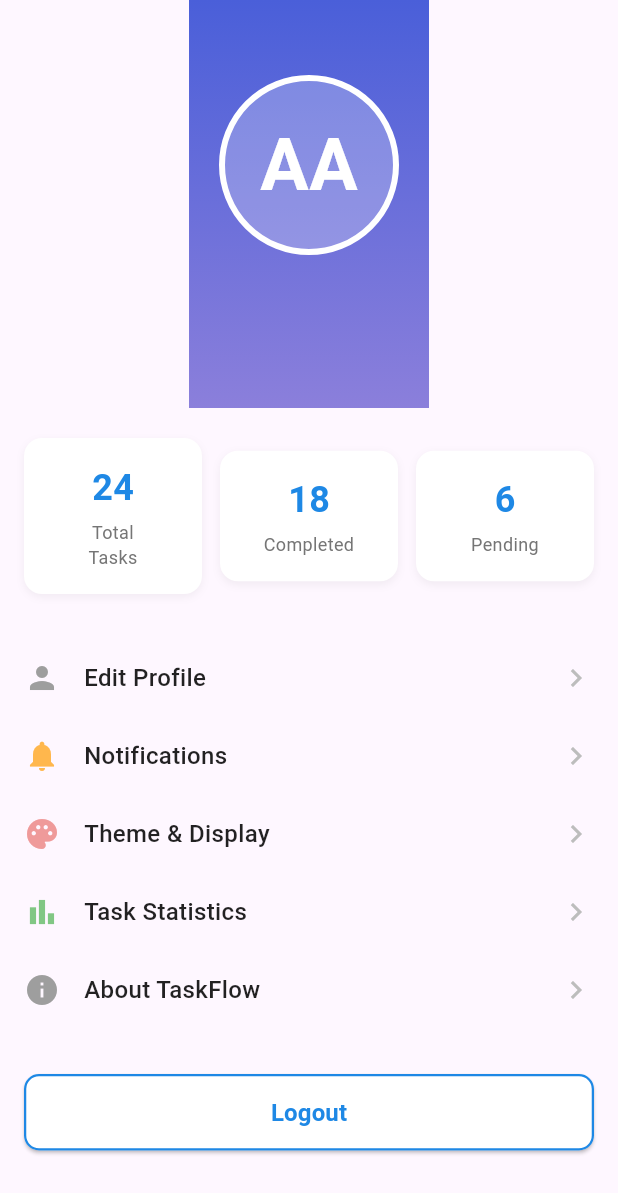
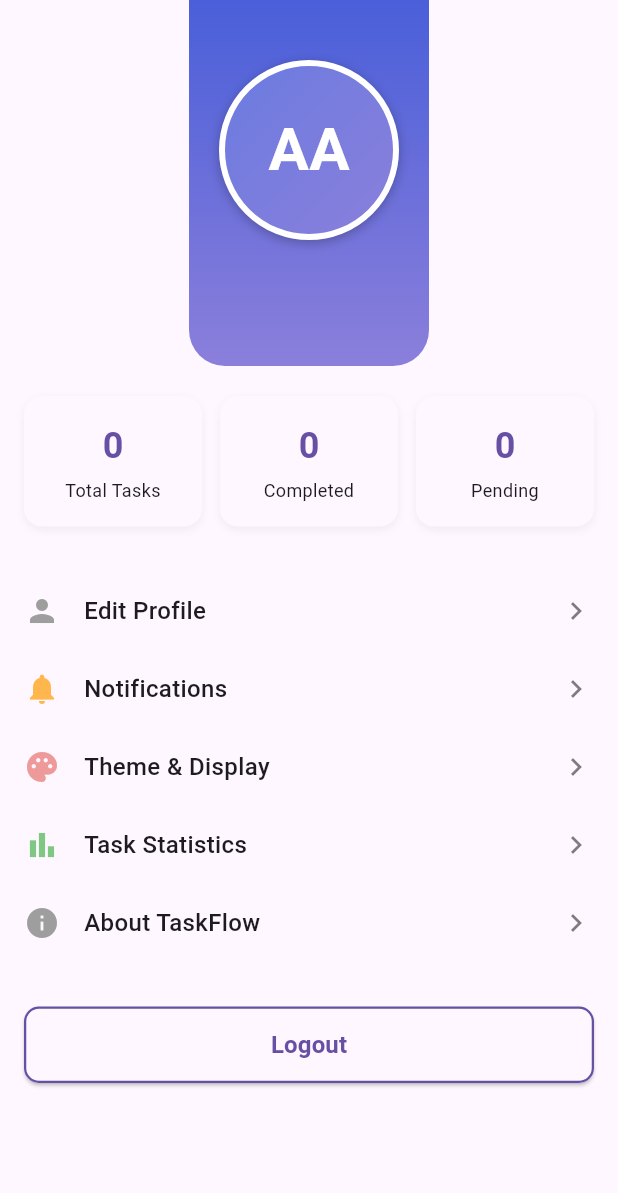
Before and after one commit to mhamad012/TODO, a Flutter app: the HomeScreen screen opened directly, after a tap on the "person" icon, on a phone screen of 412 x 824 dp. Shown: the top 1193 px of the screen. Run offline on Flutter 3.47's test engine with Material 3 defaults, Android fonts, the phone set to English and light mode, and no system bars; our stand-ins replace get, sqflite; accounts and stored records are empty.

Commit message:
Third commit

```diff
--- a/lib/controllers/theme_controller.dart
+++ b/lib/controllers/theme_controller.dart
@@ -3,7 +3,7 @@ import 'package:get/get.dart';
 import 'package:taskflow/data/database/database_operations_new.dart';
 
 class ThemeController extends GetxController {
-  final Rx<ThemeMode> themeMode = ThemeMode.system.obs;
+  final Rx<ThemeMode> themeMode = ThemeMode.light.obs;
   final DatabaseOperations _dbOps = DatabaseOperations();
 
   @override
@@ -14,8 +14,11 @@ class ThemeController extends GetxController {
 
   Future<void> loadThemePreference() async {
     final profile = await _dbOps.getProfile();
-    final themeModeStr = profile['themeMode'] ?? 'system';
-
+    final themeModeStr = profile['themeMode'];
+    if (themeModeStr == null) {
+      // default to light when no preference is saved
+      themeMode.value = ThemeMode.light;
+    } else {
       switch (themeModeStr) {
         case 'light':
           themeMode.value = ThemeMode.light;
@@ -23,16 +26,23 @@ class ThemeController extends GetxController {
         case 'dark':
           themeMode.value = ThemeMode.dark;
           break;
+        case 'system':
+          themeMode.value = ThemeMode.system;
+          break;
         default:
-        themeMode.value = ThemeMode.system;
+          themeMode.value = ThemeMode.light;
       }
-
-    Get.changeThemeMode(themeMode.value);
+    }
+    // Apply an effective mode: treat `system` as light by default
+    final effectiveMode = themeMode.value == ThemeMode.system ? ThemeMode.light : themeMode.value;
+    Get.changeThemeMode(effectiveMode);
   }
 
   Future<void> toggleTheme(ThemeMode mode) async {
+    // Save the user's selection (including 'system') but apply light when 'system' is chosen
     themeMode.value = mode;
-    Get.changeThemeMode(mode);
+    final applied = mode == ThemeMode.system ? ThemeMode.light : mode;
+    Get.changeThemeMode(applied);
 
     final profile = await _dbOps.getProfile();
     profile['themeMode'] = mode.toString().split('.').last;
--- a/lib/screens/add_task_screen.dart
+++ b/lib/screens/add_task_screen.dart
@@ -3,6 +3,7 @@ import 'package:get/get.dart';
 import 'package:taskflow/controllers/task_controller.dart';
 import 'package:taskflow/models/task_model.dart';
 import 'package:intl/intl.dart';
+import 'package:taskflow/screens/home_screen.dart';
 
 class AddTaskScreen extends StatefulWidget {
   final Task? existingTask;
@@ -423,6 +424,7 @@ class _AddTaskScreenState extends State<AddTaskScreen> {
       Get.snackbar('Success', 'Task created successfully');
     }
 
-    Get.back();
+    // Navigate back to home explicitly so user returns to updated list
+    Get.offAll(() => HomeScreen());
   }
 }
--- a/lib/screens/home_screen.dart
+++ b/lib/screens/home_screen.dart
@@ -21,7 +21,7 @@ class _HomeScreenState extends State<HomeScreen> {
 
     return Scaffold(
       body: Container(
-        color: const Color(0xFFF5F5F5),
+        color: Theme.of(context).scaffoldBackgroundColor,
         child: SingleChildScrollView(
           child: Column(
             children: [
@@ -41,10 +41,10 @@ class _HomeScreenState extends State<HomeScreen> {
                     Row(
                       mainAxisAlignment: MainAxisAlignment.spaceBetween,
                       children: [
-                        const Column(
+                        Column(
                           crossAxisAlignment: CrossAxisAlignment.start,
                           children: [
-                            Text(
+                            const Text(
                               'My Tasks',
                               style: TextStyle(
                                 fontSize: 28,
@@ -52,10 +52,10 @@ class _HomeScreenState extends State<HomeScreen> {
                                 color: Colors.white,
                               ),
                             ),
-                            SizedBox(height: 4),
+                            const SizedBox(height: 4),
                             Text(
-                              'Monday, December 16, 2025',
-                              style: TextStyle(
+                              DateFormat('EEEE, MMMM d, yyyy').format(DateTime.now()),
+                              style: const TextStyle(
                                 fontSize: 14,
                                 color: Colors.white70,
                               ),
@@ -92,7 +92,7 @@ class _HomeScreenState extends State<HomeScreen> {
                     // Search Bar
                     Container(
                       decoration: BoxDecoration(
-                        color: Colors.white,
+                        color: Theme.of(context).cardColor,
                         borderRadius: BorderRadius.circular(25),
                         boxShadow: [
                           BoxShadow(
@@ -187,7 +187,7 @@ class _HomeScreenState extends State<HomeScreen> {
       ),
       floatingActionButton: FloatingActionButton(
         onPressed: () => Get.to(() => const AddTaskScreen()),
-        backgroundColor: const Color(0xFF4A5FD9),
+        backgroundColor: Theme.of(context).colorScheme.primary,
         shape: const CircleBorder(),
         child: const Icon(Icons.add, color: Colors.white, size: 28),
       ),
@@ -199,12 +199,12 @@ class _HomeScreenState extends State<HomeScreen> {
       onTap: onTap,
       child: Column(
         children: [
-          Text(
+            Text(
             label,
             style: TextStyle(
               fontSize: 16,
               fontWeight: isActive ? FontWeight.w600 : FontWeight.w400,
-              color: isActive ? const Color(0xFF4A5FD9) : Colors.grey[500],
+              color: isActive ? Theme.of(context).colorScheme.primary : Colors.grey[500],
             ),
           ),
           if (isActive)
@@ -213,7 +213,7 @@ class _HomeScreenState extends State<HomeScreen> {
               width: 35,
               margin: const EdgeInsets.only(top: 8),
               decoration: BoxDecoration(
-                color: const Color(0xFF1E88E5),
+                color: Theme.of(context).colorScheme.primary,
                 borderRadius: BorderRadius.circular(2),
               ),
             )
@@ -228,7 +228,7 @@ class _HomeScreenState extends State<HomeScreen> {
     return Container(
       margin: const EdgeInsets.only(bottom: 12),
       decoration: BoxDecoration(
-        color: Colors.white,
+        color: Theme.of(context).cardColor,
         borderRadius: BorderRadius.circular(12),
         boxShadow: [
           BoxShadow(
@@ -245,7 +245,7 @@ class _HomeScreenState extends State<HomeScreen> {
             width: 5,
             height: 100,
             decoration: BoxDecoration(
-              color: const Color(0xFF1E88E5),
+              color: Theme.of(context).colorScheme.primary,
               borderRadius: const BorderRadius.only(
                 topLeft: Radius.circular(12),
                 bottomLeft: Radius.circular(12),
@@ -269,12 +269,12 @@ class _HomeScreenState extends State<HomeScreen> {
                           height: 24,
                           decoration: BoxDecoration(
                             color: task.isCompleted
-                                ? const Color(0xFF4A5FD9)
-                                : Colors.white,
+                                  ? Theme.of(context).colorScheme.primary
+                                  : Theme.of(context).cardColor,
                             border: Border.all(
-                              color: task.isCompleted
-                                  ? const Color(0xFF4A5FD9)
-                                  : const Color(0xFF1E88E5),
+                                color: task.isCompleted
+                                    ? Theme.of(context).colorScheme.primary
+                                    : Theme.of(context).colorScheme.primary,
                               width: 2,
                             ),
                             borderRadius: BorderRadius.circular(6),
@@ -295,9 +295,9 @@ class _HomeScreenState extends State<HomeScreen> {
                               style: TextStyle(
                                 fontSize: 15,
                                 fontWeight: FontWeight.w600,
-                                color: task.isCompleted
-                                    ? Colors.grey[400]
-                                    : Colors.black87,
+                                    color: task.isCompleted
+                                      ? Colors.grey[400]
+                                      : Theme.of(context).textTheme.bodyLarge?.color,
                                 decoration: task.isCompleted
                                     ? TextDecoration.lineThrough
                                     : null,
@@ -307,13 +307,13 @@ class _HomeScreenState extends State<HomeScreen> {
                             Row(
                               children: [
                                 Icon(Icons.calendar_today,
-                                    size: 14, color: Colors.grey[500]),
+                                  size: 14, color: Theme.of(context).textTheme.bodySmall?.color),
                                 const SizedBox(width: 4),
                                 Text(
                                   DateFormat('MMM dd, yyyy').format(task.dueDate),
                                   style: TextStyle(
                                     fontSize: 12,
-                                    color: Colors.grey[600],
+                                    color: Theme.of(context).textTheme.bodySmall?.color,
                                   ),
                                 ),
                                 const SizedBox(width: 16),
@@ -354,7 +354,7 @@ class _HomeScreenState extends State<HomeScreen> {
                 },
               ),
             ],
-            child: Icon(Icons.more_vert, color: Colors.grey[400], size: 20),
+            child: Icon(Icons.more_vert, color: Theme.of(context).iconTheme.color?.withOpacity(0.6), size: 20),
           ),
         ],
       ),
--- a/lib/screens/profile_screen.dart
+++ b/lib/screens/profile_screen.dart
@@ -26,36 +26,47 @@ class ProfileScreen extends StatelessWidget {
                   end: Alignment.bottomCenter,
                   colors: [Color(0xFF4A5FD9), Color(0xFF8B7FDB)],
                 ),
+                borderRadius: BorderRadius.only(
+                  bottomLeft: Radius.circular(24),
+                  bottomRight: Radius.circular(24),
+                ),
               ),
-              padding: const EdgeInsets.fromLTRB(20, 50, 20, 30),
+              padding: const EdgeInsets.fromLTRB(20, 40, 20, 20),
               child: Column(
                 children: [
-                  // Profile Avatar
+                  // Profile Avatar (gradient circle with white border)
                   Container(
                     width: 120,
                     height: 120,
                     decoration: BoxDecoration(
                       shape: BoxShape.circle,
                       border: Border.all(color: Colors.white, width: 4),
-                      color: Colors.white24,
+                      gradient: LinearGradient(
+                        begin: Alignment.topLeft,
+                        end: Alignment.bottomRight,
+                        colors: [Color(0xFF6A7BE0), Color(0xFF8B7FDB)],
+                      ),
+                      boxShadow: [
+                        BoxShadow(color: Colors.black26, blurRadius: 6, offset: Offset(0, 2)),
+                      ],
                     ),
                     child: Center(
                       child: Text(
                         _getInitials(),
                         style: const TextStyle(
-                          fontSize: 48,
+                          fontSize: 40,
                           fontWeight: FontWeight.bold,
                           color: Colors.white,
                         ),
                       ),
                     ),
                   ),
-                  const SizedBox(height: 16),
+                  const SizedBox(height: 12),
                   // Name and Email
                   Text(
                     profileController.nameController.text,
                     style: const TextStyle(
-                      fontSize: 22,
+                      fontSize: 20,
                       fontWeight: FontWeight.bold,
                       color: Colors.white,
                     ),
@@ -64,7 +75,7 @@ class ProfileScreen extends StatelessWidget {
                   Text(
                     profileController.emailController.text,
                     style: const TextStyle(
-                      fontSize: 14,
+                      fontSize: 13,
                       color: Colors.white70,
                     ),
                   ),
@@ -72,18 +83,23 @@ class ProfileScreen extends StatelessWidget {
               ),
             ),
             const SizedBox(height: 20),
-            // Stats Cards
+            // Stats Cards (dynamic)
             Padding(
               padding: const EdgeInsets.symmetric(horizontal: 16),
-              child: Row(
-                children: [
-                  _buildStatCard('24', 'Total\nTasks'),
-                  const SizedBox(width: 12),
-                  _buildStatCard('18', 'Completed'),
-                  const SizedBox(width: 12),
-                  _buildStatCard('6', 'Pending'),
-                ],
-              ),
+              child: Obx(() {
+                final total = taskController.tasks.length;
+                final completed = taskController.tasks.where((t) => t.isCompleted).length;
+                final pending = total - completed;
+                return Row(
+                  children: [
+                    _buildStatCard(total.toString(), 'Total Tasks', context),
+                    const SizedBox(width: 12),
+                    _buildStatCard(completed.toString(), 'Completed', context),
+                    const SizedBox(width: 12),
+                    _buildStatCard(pending.toString(), 'Pending', context),
+                  ],
+                );
+              }),
             ),
             const SizedBox(height: 30),
             // Menu Items
@@ -95,6 +111,7 @@ class ProfileScreen extends StatelessWidget {
                     icon: Icons.person,
                     iconColor: Colors.grey,
                     title: 'Edit Profile',
+                    context: context,
                     onTap: () {
                       Get.defaultDialog(
                         title: 'Edit Profile',
@@ -137,6 +154,7 @@ class ProfileScreen extends StatelessWidget {
                     icon: Icons.notifications,
                     iconColor: const Color(0xFFFFB74D),
                     title: 'Notifications',
+                    context: context,
                     onTap: () {
                       Get.defaultDialog(
                         title: 'Notifications',
@@ -156,12 +174,14 @@ class ProfileScreen extends StatelessWidget {
                     icon: Icons.palette,
                     iconColor: const Color(0xFFEF9A9A),
                     title: 'Theme & Display',
+                    context: context,
                     onTap: _showThemeDialog,
                   ),
                   _buildMenuItem(
                     icon: Icons.bar_chart,
                     iconColor: const Color(0xFF81C784),
                     title: 'Task Statistics',
+                    context: context,
                     onTap: () {
                       Get.defaultDialog(
                         title: 'Task Statistics',
@@ -179,6 +199,7 @@ class ProfileScreen extends StatelessWidget {
                     icon: Icons.info,
                     iconColor: Colors.grey,
                     title: 'About TaskFlow',
+                    context: context,
                     onTap: () {
                       Get.defaultDialog(
                         title: 'About TaskFlow',
@@ -216,11 +237,11 @@ class ProfileScreen extends StatelessWidget {
                   onPressed: _logout,
                   style: ElevatedButton.styleFrom(
                     padding: const EdgeInsets.symmetric(vertical: 14),
-                    backgroundColor: Colors.white,
-                    foregroundColor: const Color(0xFF1E88E5),
+                    backgroundColor: Theme.of(context).cardColor,
+                    foregroundColor: Theme.of(context).colorScheme.primary,
                     shape: RoundedRectangleBorder(
                       borderRadius: BorderRadius.circular(10),
-                      side: const BorderSide(color: Color(0xFF1E88E5), width: 1.5),
+                      side: BorderSide(color: Theme.of(context).colorScheme.primary, width: 1.5),
                     ),
                   ),
                   child: const Text(
@@ -247,12 +268,12 @@ class ProfileScreen extends StatelessWidget {
     return '${parts[0][0]}${parts.length > 1 ? parts[1][0] : parts[0][0]}';
   }
 
-  Widget _buildStatCard(String value, String label) {
+  Widget _buildStatCard(String value, String label, BuildContext context) {
     return Expanded(
       child: Container(
         padding: const EdgeInsets.symmetric(vertical: 16),
         decoration: BoxDecoration(
-          color: Colors.white,
+          color: Theme.of(context).cardColor,
           borderRadius: BorderRadius.circular(12),
           boxShadow: [
             BoxShadow(
@@ -266,10 +287,10 @@ class ProfileScreen extends StatelessWidget {
           children: [
             Text(
               value,
-              style: const TextStyle(
+              style: TextStyle(
                 fontSize: 24,
                 fontWeight: FontWeight.bold,
-                color: Color(0xFF1E88E5),
+                color: Theme.of(context).colorScheme.primary,
               ),
             ),
             const SizedBox(height: 4),
@@ -278,7 +299,7 @@ class ProfileScreen extends StatelessWidget {
               textAlign: TextAlign.center,
               style: TextStyle(
                 fontSize: 12,
-                color: Colors.grey[600],
+                color: Theme.of(context).textTheme.bodySmall?.color,
               ),
             ),
           ],
@@ -288,6 +309,7 @@ class ProfileScreen extends StatelessWidget {
   }
 
   Widget _buildMenuItem({
+    required BuildContext context,
     required IconData icon,
     required Color iconColor,
     required String title,
@@ -304,14 +326,14 @@ class ProfileScreen extends StatelessWidget {
             Expanded(
               child: Text(
                 title,
-                style: const TextStyle(
+                style: TextStyle(
                   fontSize: 16,
                   fontWeight: FontWeight.w500,
-                  color: Colors.black87,
+                  color: Theme.of(context).textTheme.bodyLarge?.color,
                 ),
               ),
             ),
-            Icon(Icons.chevron_right, color: Colors.grey[400], size: 24),
+            Icon(Icons.chevron_right, color: Theme.of(context).iconTheme.color?.withOpacity(0.5), size: 24),
           ],
         ),
       ),
@@ -338,7 +360,7 @@ class ProfileScreen extends StatelessWidget {
       textConfirm: 'Logout',
       textCancel: 'Cancel',
       confirmTextColor: Colors.white,
-      buttonColor: const Color(0xFFE53935),
+      buttonColor: Theme.of(Get.context!).colorScheme.error,
       onConfirm: () {
         profileController.nameController.clear();
         profileController.emailController.clear();
```
Also changed, not shown: lib/main.dart (+11 -7 lines). Lines whose indentation alone changed are shown as unchanged.
